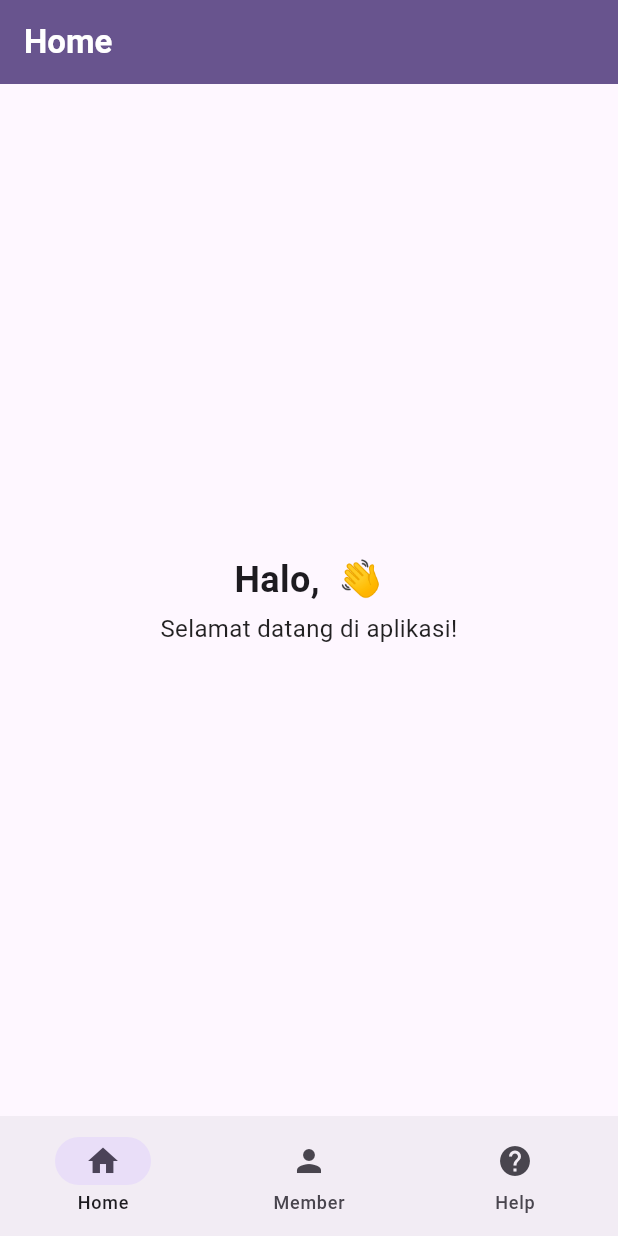
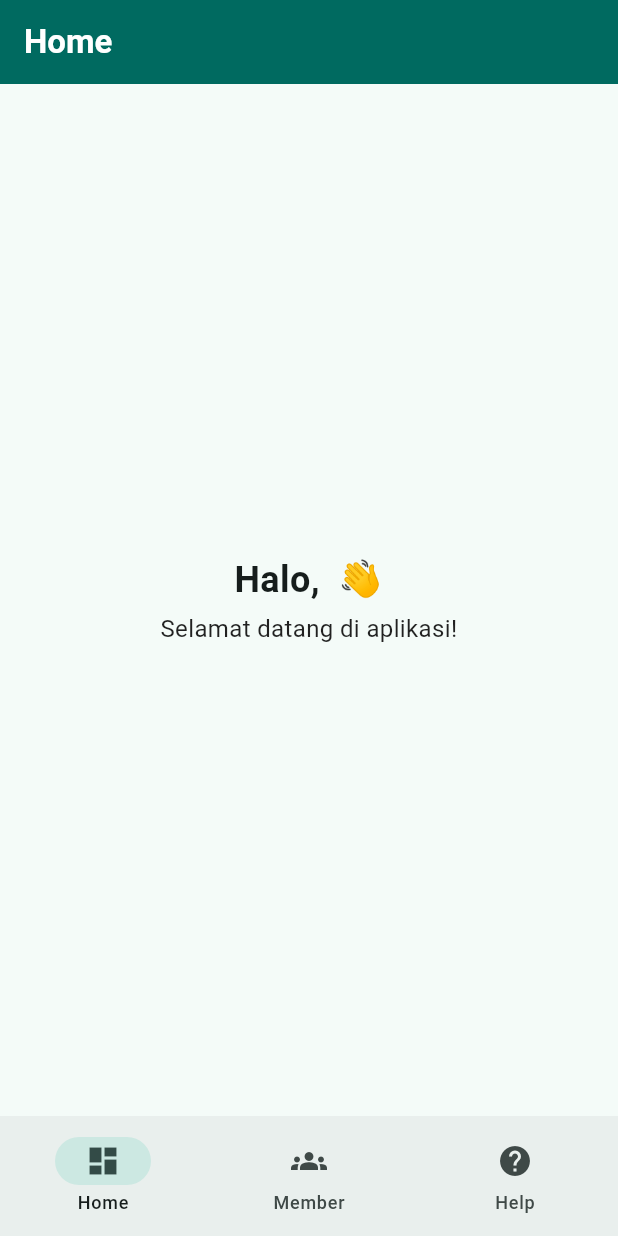
Before and after one commit to reized/tugas_3_mobile, a Flutter app: the HomePage screen opened directly with empty values, on a phone screen of 412 x 824 dp. Run offline on Flutter 3.47's test engine with Material 3 defaults, Android fonts, the phone set to English and light mode, and no system bars.

Commit message:
perubahan kecil

```diff
--- a/lib/main.dart
+++ b/lib/main.dart
@@ -14,7 +14,7 @@ class MyApp extends StatelessWidget {
       debugShowCheckedModeBanner: false,
       title: 'Tugas 3 Mobile',
       theme: ThemeData(
-        colorScheme: ColorScheme.fromSeed(seedColor: Colors.deepPurple),
+        colorScheme: ColorScheme.fromSeed(seedColor: Colors.teal),
         useMaterial3: true,
       ),
       home: LoginPage(),
--- a/lib/pages/home_page.dart
+++ b/lib/pages/home_page.dart
@@ -58,8 +58,8 @@ class _HomePageState extends State<HomePage> {
             selectedIndex: _selectedIndex,
             onDestinationSelected: _onItemTapped,
             destinations: const <NavigationDestination>[
-              NavigationDestination(icon: Icon(Icons.home), label: 'Home'),
-              NavigationDestination(icon: Icon(Icons.person), label: 'Member'),
+              NavigationDestination(icon: Icon(Icons.dashboard), label: 'Home'),
+              NavigationDestination(icon: Icon(Icons.groups), label: 'Member'),
               NavigationDestination(icon: Icon(Icons.help), label: 'Help'),
             ]));
   }
```
